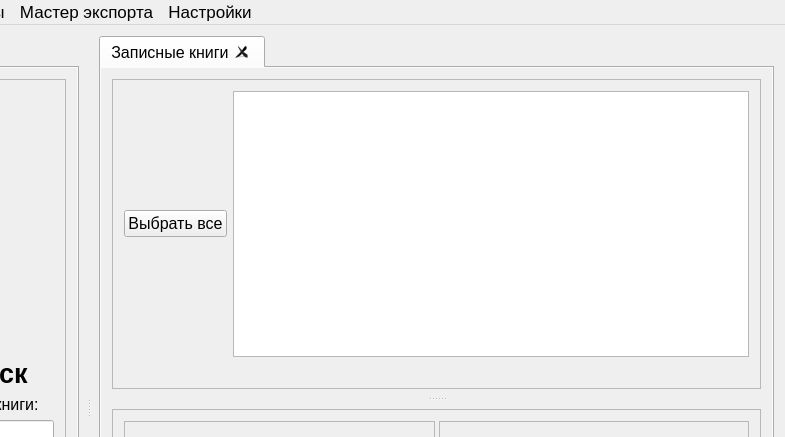
Qt form mainwindow.ui (Yavlados/VKR) before a commit; both pictures show x 448 to 1233 and y 0 to 437 of the 1233 by 810 pixel window.
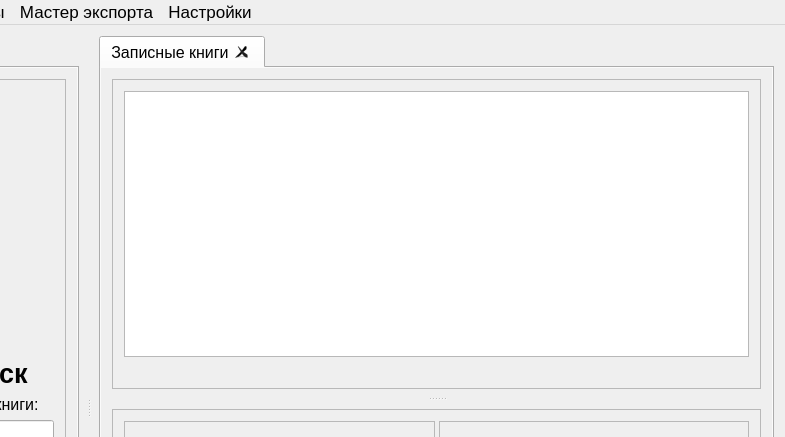
The same form after that commit. Icons and pictures are not drawn.

The edit to the form file:
```diff
--- a/mainwindow.ui
+++ b/mainwindow.ui
@@ -278,26 +278,7 @@
              <enum>QFrame::Raised</enum>
             </property>
             <layout class="QGridLayout" name="gridLayout_6">
-             <item row="0" column="0">
-              <widget class="QPushButton" name="pb_check_model">
-               <property name="text">
-                <string>Выбрать все</string>
-               </property>
-              </widget>
-             </item>
-             <item row="0" column="1">
-              <widget class="QTableView" name="tableView">
-               <property name="font">
-                <font>
-                 <pointsize>12</pointsize>
-                </font>
-               </property>
-               <property name="selectionBehavior">
-                <enum>QAbstractItemView::SelectRows</enum>
-               </property>
-              </widget>
-             </item>
-             <item row="1" column="1">
+             <item row="1" column="0">
               <layout class="QHBoxLayout" name="horizontalLayout_2">
                <item>
                 <spacer name="horizontalSpacer">
@@ -320,6 +301,18 @@
                </item>
               </layout>
              </item>
+             <item row="0" column="0">
+              <widget class="QTableView" name="tableView">
+               <property name="font">
+                <font>
+                 <pointsize>12</pointsize>
+                </font>
+               </property>
+               <property name="selectionBehavior">
+                <enum>QAbstractItemView::SelectRows</enum>
+               </property>
+              </widget>
+             </item>
             </layout>
            </widget>
            <widget class="QFrame" name="frame_2">
```
Left out of the diff: 37 changed lines with no effect on the pictures.
